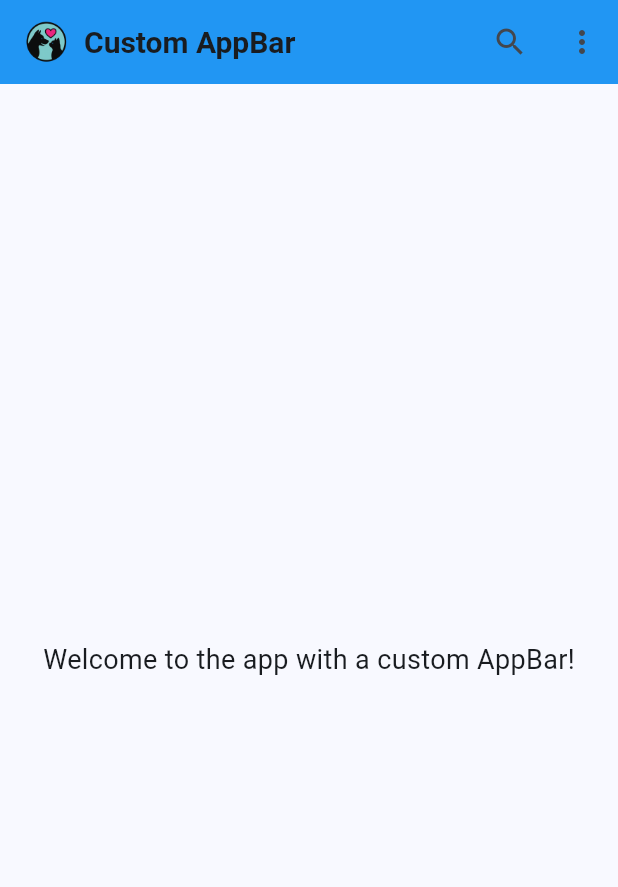
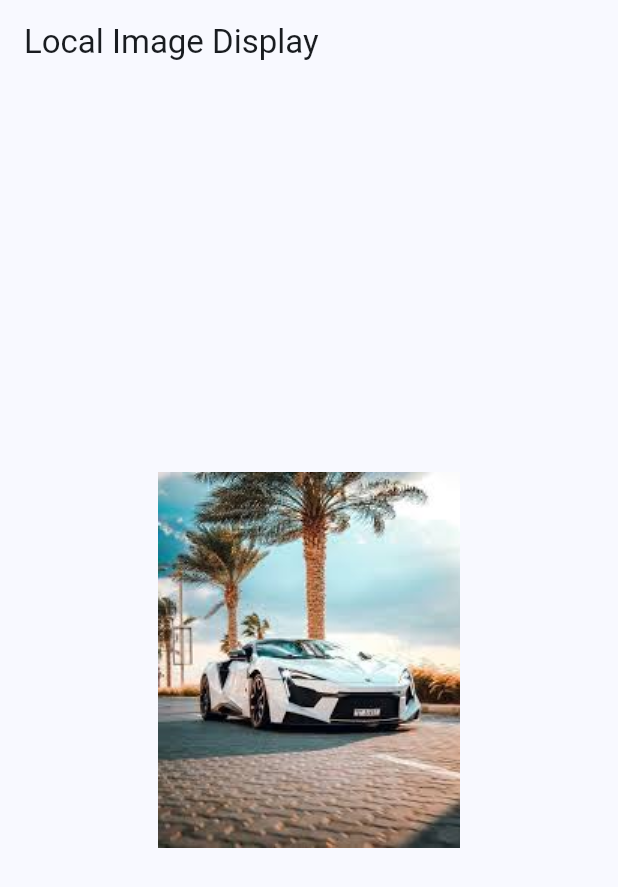
Before and after one commit to shaf1501/track_shaf, a Flutter app: the screen it shows after launch, on a phone screen of 412 x 824 dp. Shown: the top 887 px of the screen. Run offline on Flutter 3.47's test engine with Material 3 defaults, Android fonts, the light colour scheme and no system bars.

Commit message:
problem11

```diff
--- a/lib/main.dart
+++ b/lib/main.dart
@@ -1,65 +1,38 @@
 import 'package:flutter/material.dart';
 
 void main() {
-  runApp(const CustomAppBarApp());
+  runApp(const LocalImageApp());
 }
 
-class CustomAppBarApp extends StatelessWidget {
-  const CustomAppBarApp({super.key});
+class LocalImageApp extends StatelessWidget {
+  const LocalImageApp({super.key});
 
   @override
   Widget build(BuildContext context) {
     return MaterialApp(
-      title: 'Custom AppBar',
+      title: 'Local Image App',
       theme: ThemeData(
         useMaterial3: true,
         colorScheme: ColorScheme.fromSeed(seedColor: Colors.blue),
       ),
-      home: const CustomAppBarScreen(),
+      home: const LocalImageScreen(),
     );
   }
 }
 
-class CustomAppBarScreen extends StatelessWidget {
-  const CustomAppBarScreen({super.key});
+class LocalImageScreen extends StatelessWidget {
+  const LocalImageScreen({super.key});
 
   @override
   Widget build(BuildContext context) {
     return Scaffold(
       appBar: AppBar(
-        backgroundColor: Colors.blue,
-        title: Row(
-          children: [
-            Image.asset(
-              'assets/image/logo1.png', // Replace with your logo asset path
-              height: 30,
-            ),
-            const SizedBox(width: 10),
-            const Text(
-              'Custom AppBar',
-              style: TextStyle(fontSize: 20, fontWeight: FontWeight.bold),
-            ),
-          ],
-        ),
-        actions: [
-          IconButton(
-            icon: const Icon(Icons.search),
-            onPressed: () {
-              // Handle search action
-            },
-          ),
-          IconButton(
-            icon: const Icon(Icons.more_vert),
-            onPressed: () {
-              // Handle menu action
-            },
-          ),
-        ],
+        title: const Text('Local Image Display'),
       ),
-      body: const Center(
-        child: Text(
-          'Welcome to the app with a custom AppBar!',
-          style: TextStyle(fontSize: 18),
+      body: Center(
+        child: Image.asset(
+          'assets/image/car_pic.jpeg', // Replace with your image path
+          fit: BoxFit.cover,
         ),
       ),
     );
```
